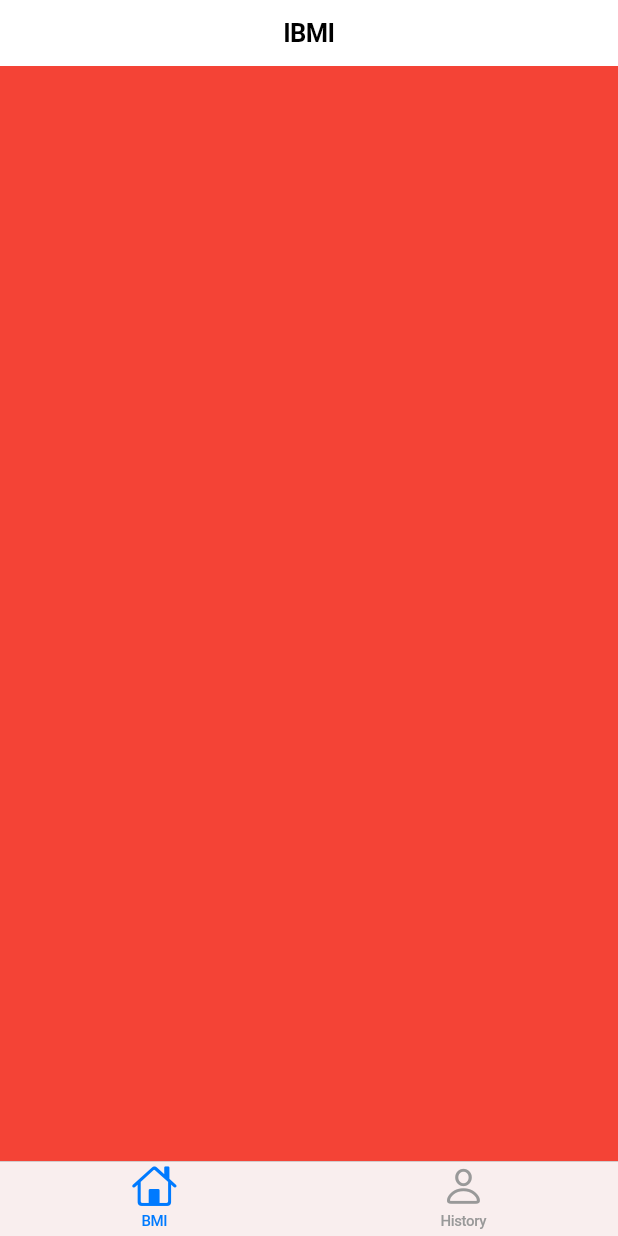
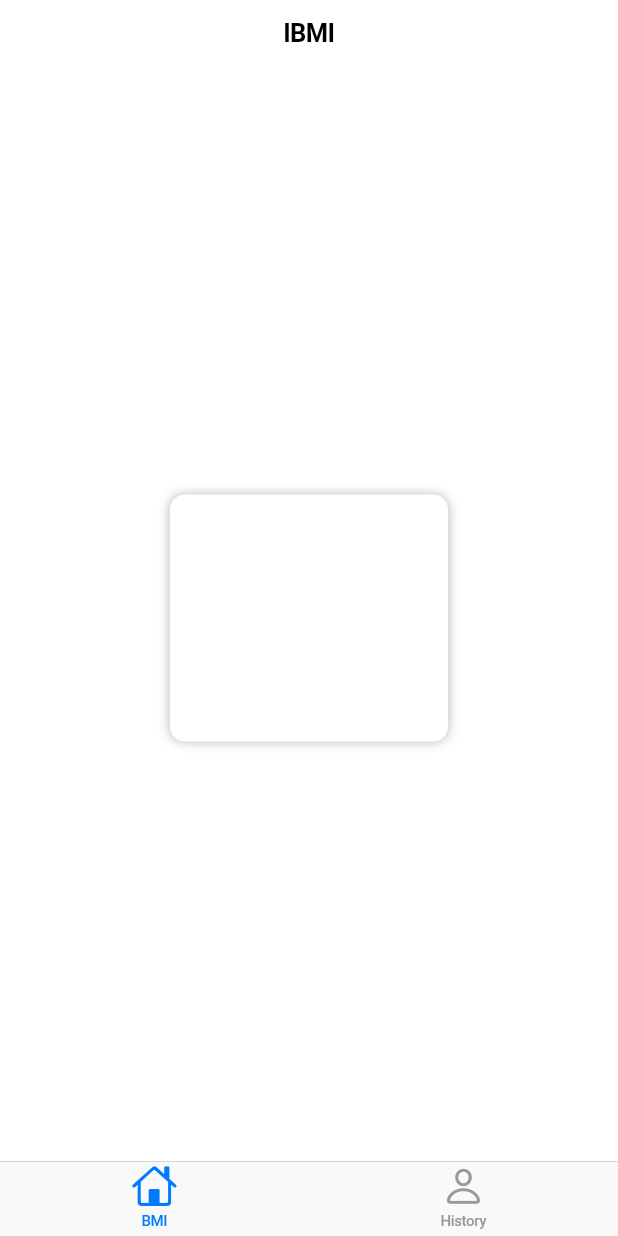
Before and after one commit to Prathamesh-1011/IBMI-App, a Flutter app: the screen it shows after launch, on a phone screen of 412 x 824 dp. Run offline on Flutter 3.47's test engine with Material 3 defaults, Android fonts, the phone set to English and light mode, and no system bars.

```diff
--- a/lib/pages/bmi_page.dart
+++ b/lib/pages/bmi_page.dart
@@ -1,5 +1,6 @@
 import "package:flutter/cupertino.dart";
 import "package:flutter/material.dart";
+import "package:ibmi/widgets/info_card.dart";
 
 class BMIPage extends StatefulWidget {
   const BMIPage({super.key});
@@ -11,11 +12,21 @@ class BMIPage extends StatefulWidget {
 }
 
 class _BMIPageState extends State<BMIPage> {
+  double? _deviceHeight, _deviceWidth;
+
   @override
   Widget build(BuildContext context) {
+    _deviceHeight = MediaQuery.of(context).size.height;
+    _deviceWidth = MediaQuery.of(context).size.width;
     return CupertinoPageScaffold(
       child: Container(
-        color: Colors.red,
+        child: Center(
+          child: InfoCard(
+            height: _deviceHeight! * 0.20,
+            width: _deviceWidth! * 0.45,
+            child: Container(),
+          ),
+        ),
       ),
     );
   }
--- /dev/null
+++ b/lib/widgets/info_card.dart
@@ -0,0 +1,32 @@
+import "package:flutter/cupertino.dart";
+import 'package:flutter/material.dart';
+
+class InfoCard extends StatelessWidget {
+  final Widget child;
+  final double width, height;
+
+  const InfoCard({
+    required this.height,
+    required this.width,
+    required this.child,
+  });
+
+  @override
+  Widget build(BuildContext context) {
+    return Container(
+      width: width,
+      height: height,
+      decoration: BoxDecoration(
+        color: Colors.white,
+        borderRadius: BorderRadius.circular(10),
+        boxShadow: const [
+          BoxShadow(
+            color: Colors.black26,
+            blurRadius: 5,
+          )
+        ],
+      ),
+      child: child,
+    );
+  }
+}
```
